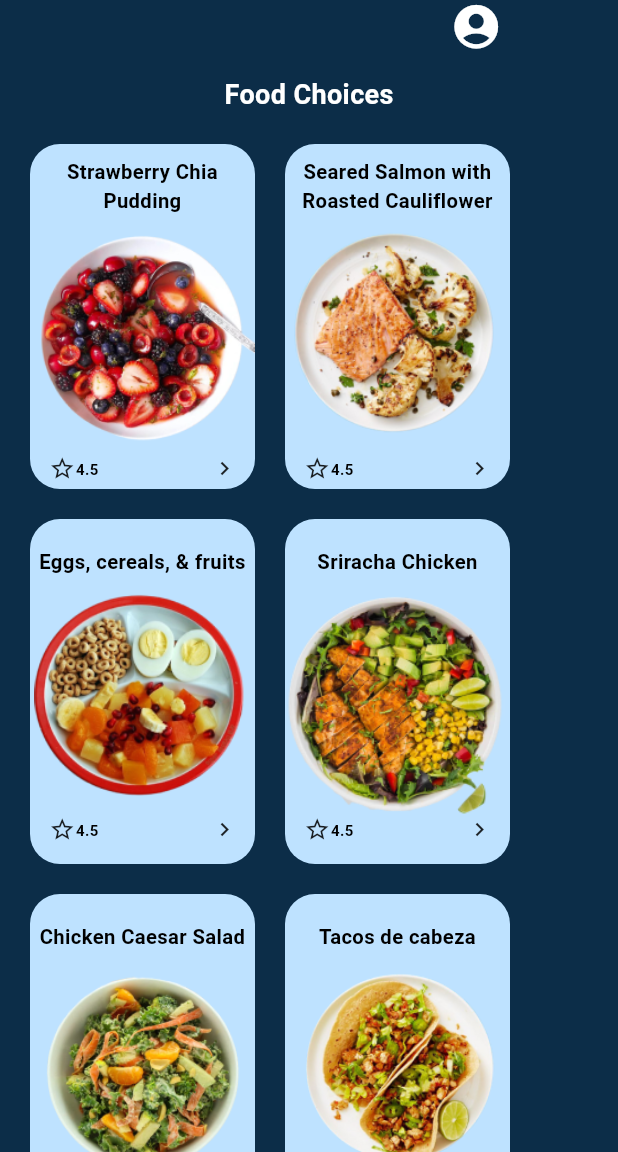
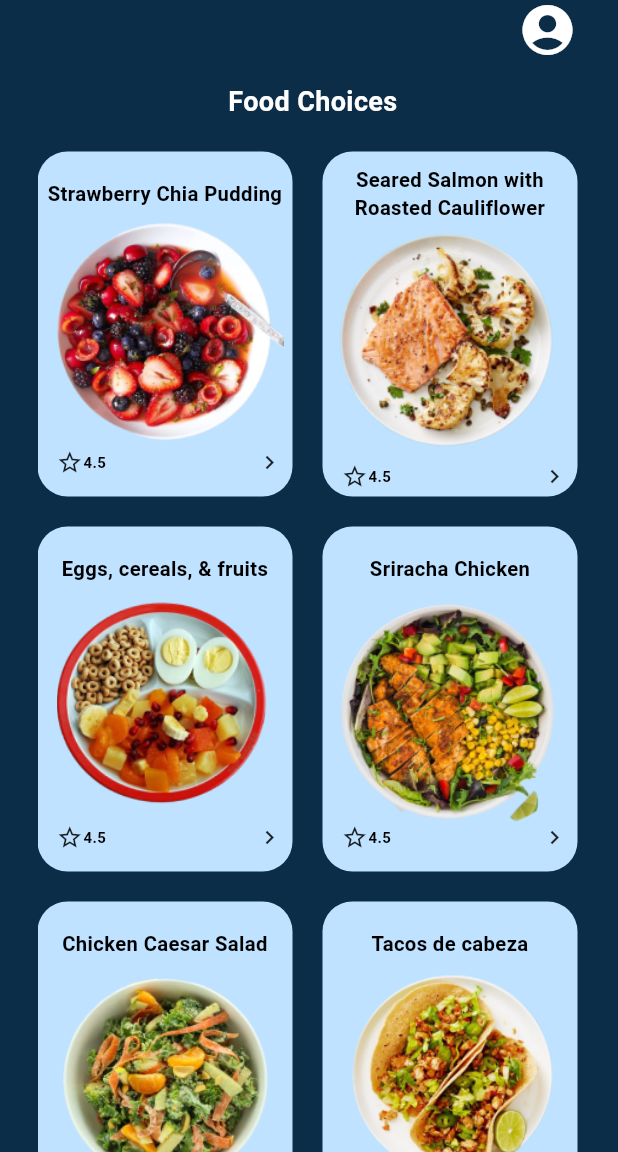
Before and after one commit to CaelaGilbao/cc206-Cal_fit, a Flutter app: the FoodPicked screen opened directly, after a tap on the "arrow back" icon, on a phone screen of 412 x 824 dp, the part 84-1236 px from its top. Run offline on Flutter 3.47's test engine with Material 3 defaults, Android fonts, the phone set to English and light mode, and no system bars; Roboto replaces fonts that are missing (Poppins); project files that could hold a hidden picture were left out.

Commit message:
procedure box changed

```diff
--- a/lib/components/instructions_tab.dart
+++ b/lib/components/instructions_tab.dart
@@ -20,7 +20,7 @@ class InstructionsTab extends StatelessWidget {
           SizedBox(height: 20),
           Container(
             padding: EdgeInsets.all(10),
-            width: 320,
+            width: 4000,
             height: 100,
             decoration: BoxDecoration(
               color: const Color.fromARGB(255, 190, 226, 255),
--- a/lib/features/food_suggestions.dart
+++ b/lib/features/food_suggestions.dart
@@ -33,12 +33,12 @@ class FoodSuggestion extends StatelessWidget {
           ),
           body: Container(
             color: customBlue,
-            padding: const EdgeInsets.fromLTRB(20.0, 0, 20.0, 0),
+            padding: const EdgeInsets.fromLTRB(25.0, 0, 20.0, 0),
             child: ListView(
               children: <Widget>[
                 Row(
                   children: <Widget>[
-                    SizedBox(width: 280),
+                    SizedBox(width: 320),
                     GestureDetector(
                       onTap: () {
                         Navigator.push(
@@ -48,7 +48,7 @@ class FoodSuggestion extends StatelessWidget {
                       },
                       child: Icon(
                         Icons.account_circle,
-                        size: 35,
+                        size: 40,
                         color: Colors.white,
                       ),
                     ),
@@ -74,7 +74,7 @@ class FoodSuggestion extends StatelessWidget {
                       children: <Widget>[
                         // Box 1 (left)
                         Container(
-                          width: 150,
+                          width: 170,
                           height: 230,
                           decoration: BoxDecoration(
                             color: const Color.fromARGB(255, 190, 226, 255),
@@ -118,7 +118,7 @@ class FoodSuggestion extends StatelessWidget {
                                       fontSize: 10,
                                     ),
                                   ),
-                                  SizedBox(width: 75),
+                                  SizedBox(width: 100),
                                   Icon(
                                     Icons.keyboard_arrow_right,
                                     size: 18,
@@ -134,7 +134,7 @@ class FoodSuggestion extends StatelessWidget {
                         SizedBox(width: 20),
                         // Box 2 (right)
                         Container(
-                          width: 150,
+                          width: 170,
                           height: 230,
                           decoration: BoxDecoration(
                             color: const Color.fromARGB(255, 190, 226, 255),
@@ -178,7 +178,7 @@ class FoodSuggestion extends StatelessWidget {
                                       fontSize: 10,
                                     ),
                                   ),
-                                  SizedBox(width: 75),
+                                  SizedBox(width: 100),
                                   Icon(
                                     Icons.keyboard_arrow_right,
                                     size: 18,
@@ -203,7 +203,7 @@ class FoodSuggestion extends StatelessWidget {
                       children: <Widget>[
                         // Box 1 (left)
                         Container(
-                          width: 150,
+                          width: 170,
                           height: 230,
                           decoration: BoxDecoration(
                             color: const Color.fromARGB(255, 190, 226, 255),
@@ -247,7 +247,7 @@ class FoodSuggestion extends StatelessWidget {
                                       fontSize: 10,
                                     ),
                                   ),
-                                  SizedBox(width: 75),
+                                  SizedBox(width: 100),
                                   Icon(
                                     Icons.keyboard_arrow_right,
                                     size: 18,
@@ -263,7 +263,7 @@ class FoodSuggestion extends StatelessWidget {
                         SizedBox(width: 20),
                         // Box 2 (right)
                         Container(
-                          width: 150,
+                          width: 170,
                           height: 230,
                           decoration: BoxDecoration(
                             color: const Color.fromARGB(255, 190, 226, 255),
@@ -307,7 +307,7 @@ class FoodSuggestion extends StatelessWidget {
                                       fontSize: 10,
                                     ),
                                   ),
-                                  SizedBox(width: 75),
+                                  SizedBox(width: 100),
                                   Icon(
                                     Icons.keyboard_arrow_right,
                                     size: 18,
@@ -332,7 +332,7 @@ class FoodSuggestion extends StatelessWidget {
                       children: <Widget>[
                         // Box 1 (left)
                         Container(
-                          width: 150,
+                          width: 170,
                           height: 230,
                           decoration: BoxDecoration(
                             color: const Color.fromARGB(255, 190, 226, 255),
@@ -376,7 +376,7 @@ class FoodSuggestion extends StatelessWidget {
                                       fontSize: 10,
                                     ),
                                   ),
-                                  SizedBox(width: 75),
+                                  SizedBox(width: 100),
                                   Icon(
                                     Icons.keyboard_arrow_right,
                                     size: 18,
@@ -393,7 +393,7 @@ class FoodSuggestion extends StatelessWidget {
                         SizedBox(width: 20),
                         // Box 2 (right)
                         Container(
-                          width: 150,
+                          width: 170,
                           height: 230,
                           decoration: BoxDecoration(
                             color: const Color.fromARGB(255, 190, 226, 255),
@@ -437,7 +437,7 @@ class FoodSuggestion extends StatelessWidget {
                                       fontSize: 10,
                                     ),
                                   ),
-                                  SizedBox(width: 75),
+                                  SizedBox(width: 100),
                                   Icon(
                                     Icons.keyboard_arrow_right,
                                     size: 18,
```
